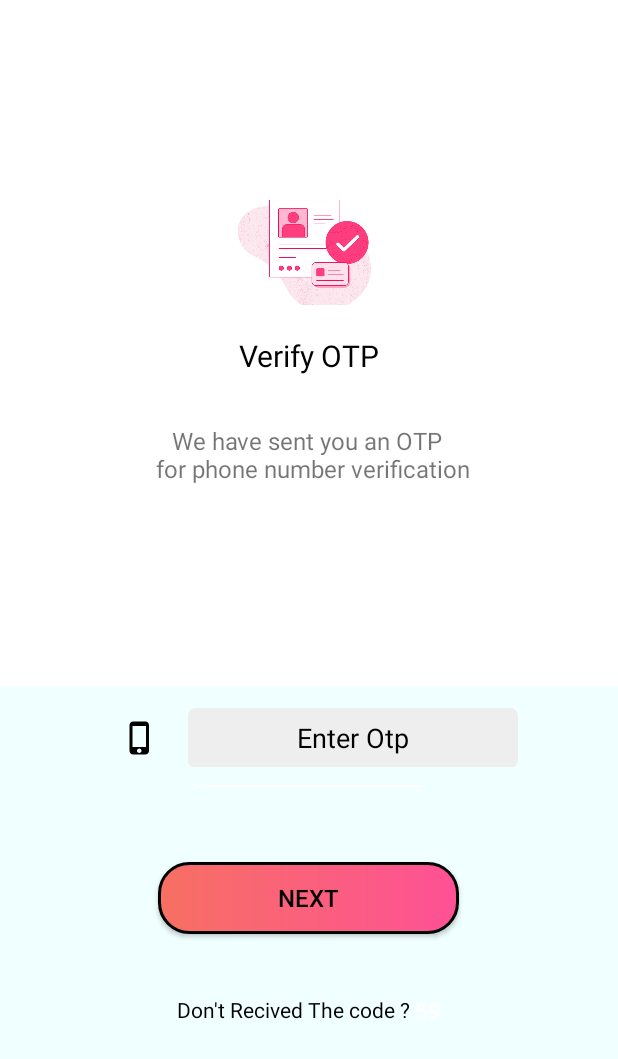
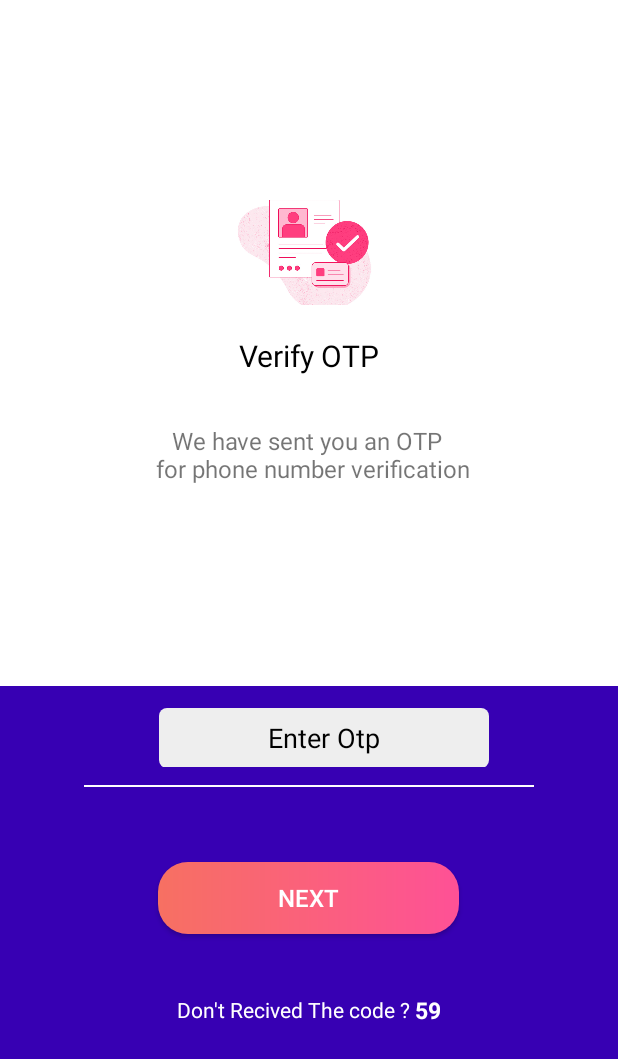
Before and after one commit to erstellen/heX, an Android app: the verificationActivity screen opened directly, with no data from a screen before it, on a phone screen of 412 x 824 dp. Shown: the top 1059 px of the screen. Run offline under Robolectric (Android 15) with nearby library versions, the phone set to English and light mode, and no system bars; our stand-ins replace Firebase (no records; nobody signed in at launch, a user with empty details on screens opened directly); libraries missing offline, so code that uses them is left out: com.tuyenmonkey.mkloader; plain views replace MKLoader; 1 statement that could not run was skipped.

```diff
--- a/app/src/main/java/com/example/hex/DashBoardActivity.java
+++ b/app/src/main/java/com/example/hex/DashBoardActivity.java
@@ -1,11 +1,11 @@
 package com.example.hex;
-
-import androidx.appcompat.app.AppCompatActivity;
 
 import android.content.Intent;
 import android.os.Bundle;
 import android.view.View;
 import android.widget.Button;
+
+import androidx.appcompat.app.AppCompatActivity;
 
 import com.google.firebase.auth.FirebaseAuth;
 
--- a/app/src/main/java/com/example/hex/MainActivity.java
+++ b/app/src/main/java/com/example/hex/MainActivity.java
@@ -21,14 +21,14 @@ import com.google.android.material.snackbar.Snackbar;
 public class MainActivity extends AppCompatActivity {
 
 
-
     private AppBarConfiguration mAppBarConfiguration;
 
     @Override
     protected void onCreate(Bundle savedInstanceState) {
         super.onCreate(savedInstanceState);
         setContentView(R.layout.activity_main);
-        Toolbar toolbar = findViewById(R.id.toolbar);
+
+    Toolbar toolbar = findViewById(R.id.toolbar);
         setSupportActionBar(toolbar);
         FloatingActionButton fab = findViewById(R.id.fab);
         fab.setOnClickListener(new View.OnClickListener() {
--- /dev/null
+++ b/app/src/main/res/drawable/ic_lock.xml
@@ -0,0 +1,5 @@
+<vector android:height="24dp" android:tint="#020908"
+    android:viewportHeight="24.0" android:viewportWidth="24.0"
+    android:width="24dp" xmlns:android="http://schemas.android.com/apk/res/android">
+    <path android:fillColor="#FF000000" android:pathData="M18,8h-1L17,6c0,-2.76 -2.24,-5 -5,-5S7,3.24 7,6v2L6,8c-1.1,0 -2,0.9 -2,2v10c0,1.1 0.9,2 2,2h12c1.1,0 2,-0.9 2,-2L20,10c0,-1.1 -0.9,-2 -2,-2zM12,17c-1.1,0 -2,-0.9 -2,-2s0.9,-2 2,-2 2,0.9 2,2 -0.9,2 -2,2zM15.1,8L8.9,8L8.9,6c0,-1.71 1.39,-3.1 3.1,-3.1 1.71,0 3.1,1.39 3.1,3.1v2z"/>
+</vector>
--- a/app/src/main/res/drawable/login_btn_background.xml
+++ b/app/src/main/res/drawable/login_btn_background.xml
@@ -3,6 +3,5 @@
     <gradient
         android:endColor="@color/gradient_end_color"
         android:startColor="#f77062"/>
-    <stroke android:color="#000000" android:width="2dp"/>
     <corners android:radius="20dp"/>
 </shape>
--- a/app/src/main/res/layout/activity_verification.xml
+++ b/app/src/main/res/layout/activity_verification.xml
@@ -60,7 +60,7 @@
             android:layout_width="match_parent"
             android:layout_height="0dp"
             android:layout_weight="0.8"
-            android:background="#F0FFFF">
+            android:background="#3700B3">
 
 
             <LinearLayout
@@ -76,12 +76,12 @@
                     android:orientation="horizontal"
                     android:padding="12dp">
 
-                    <ImageView
-                        android:layout_width="wrap_content"
-                        android:layout_height="wrap_content"
-                        android:layout_marginLeft="15dp"
-                        android:layout_marginTop="2dp"
-                        android:src="@drawable/ic_phone_iphone_black_24dp" />
+<!--                    <ImageView-->
+<!--                        android:layout_width="wrap_content"-->
+<!--                        android:layout_height="wrap_content"-->
+<!--                        android:layout_marginLeft="5dp"-->
+<!--                        android:layout_marginTop="2dp"-->
+<!--                        android:src="@drawable/ic_phone_iphone_black_24dp" />-->
 
 
 
@@ -103,7 +103,7 @@
 
                 <View
                     android:layout_gravity="center"
-                    android:layout_width="150dp"
+                    android:layout_width="300dp"
                     android:layout_height="1dp"
                     android:background="#FFFFFF" />
             </LinearLayout>
@@ -119,7 +119,7 @@
                 android:paddingLeft="80dp"
                 android:paddingRight="80dp"
                 android:text="Next"
-                android:textColor="@color/intro_title_color"
+                android:textColor="#fff"
                 android:textSize="16dp" />
 
             <LinearLayout
@@ -132,7 +132,7 @@
                     android:layout_width="wrap_content"
                     android:layout_height="wrap_content"
                     android:text="Don't Recived The code ? "
-                    android:textColor="@color/intro_title_color"
+                    android:textColor="#fff"
                     android:textSize="14dp" />
 
                 <TextView
--- a/app/src/main/res/menu/activity_main_drawer.xml
+++ b/app/src/main/res/menu/activity_main_drawer.xml
@@ -39,6 +39,10 @@
                 android:id="@+id/nav_rate"
                 android:icon="@drawable/ic_rate"
                 android:title="Rate This App" />
+            <item
+                android:id="@+id/nav_logout"
+                android:icon="@drawable/ic_lock"
+                android:title="Logout" />
 
 
         </menu>
--- a/build.gradle
+++ b/build.gradle
@@ -9,7 +9,7 @@ buildscript {
     }
     dependencies {
         classpath 'com.android.tools.build:gradle:3.6.1'
-        classpath 'com.google.gms:google-services:4.2.0'
+        classpath 'com.google.gms:google-services:4.3.3'
 
 
         // NOTE: Do not place your application dependencies here; they belong
@@ -22,6 +22,10 @@ allprojects {
         google()
         jcenter()
 
+        //add these two lines here
+        mavenCentral()
+        maven { url 'https://maven.google.com' }
+
     }
 }
 
```
Also changed, not shown: app/build.gradle (+17 -14 lines), app/src/main/AndroidManifest.xml (+5 -4 lines), app/src/main/java/com/example/hex/Product.java (added, +43 -0 lines), app/src/main/res/layout/candidates_fragment.xml (+9 -6 lines).
